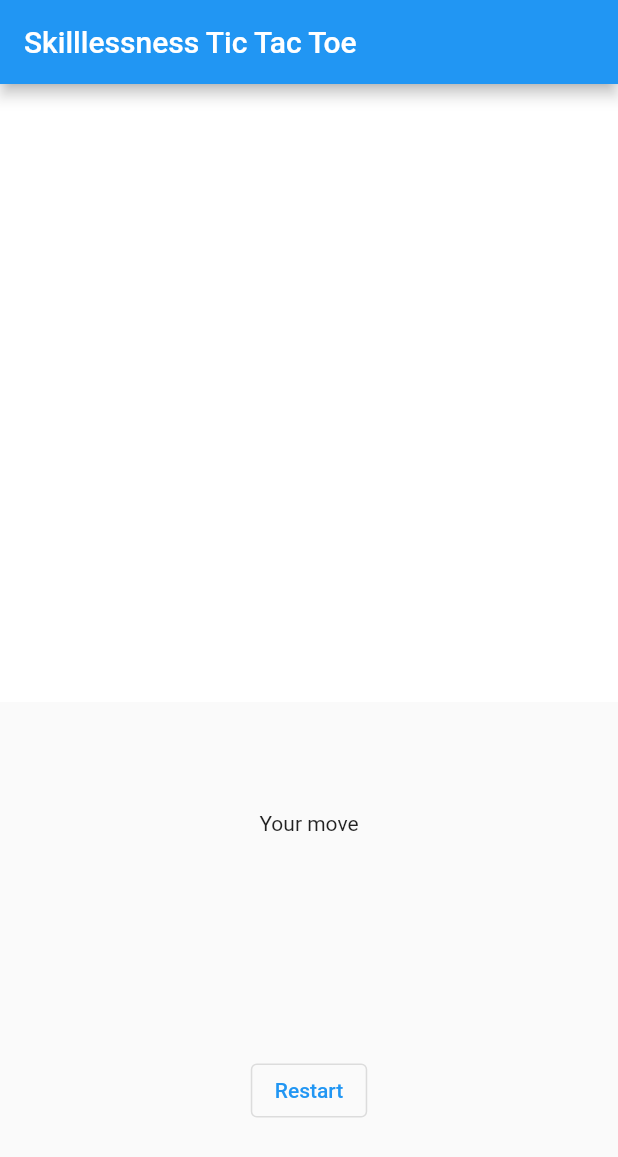
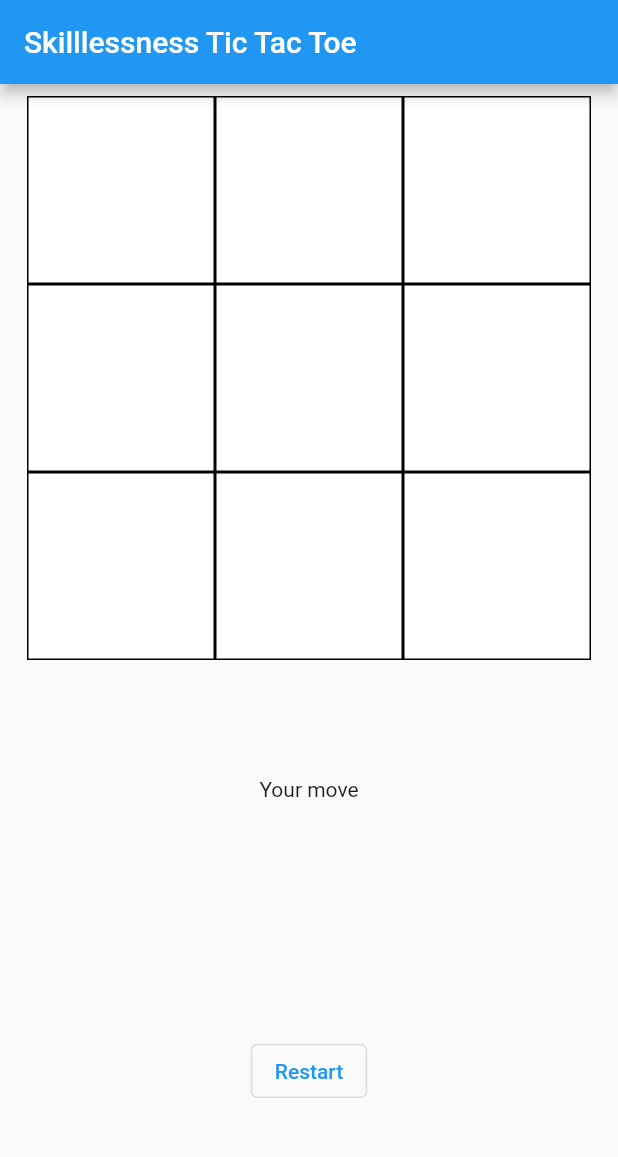
Before and after one commit to Skilllessness/flutter_tic_tac_toe, a Flutter app: the screen it shows after launch, on a phone screen of 412 x 824 dp. Shown: the top 1157 px of the screen. Run offline on Flutter 3.47's test engine with Material 2 defaults, Android fonts, the phone set to English and light mode, and no system bars.

Commit message:
some UI improvements

```diff
--- a/lib/main.dart
+++ b/lib/main.dart
@@ -66,24 +66,34 @@ class _MyHomePageState extends State<MyHomePage> {
           "Skilllessness Tic Tac Toe",
         ),
       ),
-      body: OrientationBuilder(
+      body: Padding(
+        padding: const EdgeInsets.all(8.0),
+        child: OrientationBuilder(
           builder: (context, orientation) {
             final children = [
-            AspectRatio(
+              Expanded(
+                child: Center(
+                  child: AspectRatio(
                     aspectRatio: 1,
                     child: GridView.count(
                       crossAxisCount: 3,
                       children: [
                         for (var i = 0; i < 9; i++)
-                    Material(
+                          Container(
+                            decoration: BoxDecoration(
+                              border: Border.all(
+                                color: Colors.black,
+                                width: 1,
+                              ),
                               color: tiles[i] == 0
                                   ? Colors.white
                                   : tiles[i] == 1
                                       ? Colors.green
                                       : Colors.yellow,
+                            ),
                             child: InkWell(
-                        onTap:
-                            (currentState == GameState.playing && tiles[i] == 0)
+                              onTap: (currentState == GameState.playing &&
+                                      tiles[i] == 0)
                                   ? () {
                                       if (isPlayersTurn) {
                                         setState(() {
@@ -110,9 +120,12 @@ class _MyHomePageState extends State<MyHomePage> {
                       ],
                     ),
                   ),
-            Flexible(
+                ),
+              ),
+              Expanded(
                 child: Column(
                   mainAxisAlignment: MainAxisAlignment.spaceAround,
+                  crossAxisAlignment: CrossAxisAlignment.center,
                   children: [
                     Text(gameStateText),
                     OutlinedButton(
@@ -127,15 +140,17 @@ class _MyHomePageState extends State<MyHomePage> {
                 ),
               )
             ];
-          if (orientation == Orientation.landscape) {
+            if (orientation == Orientation.portrait) {
+              return Column(
+                crossAxisAlignment: CrossAxisAlignment.center,
+                children: children,
+              );
+            }
             return Row(
               children: children,
             );
-          }
-          return Column(
-            children: children,
-          );
           },
+        ),
       ),
     );
   }
```
Lines whose indentation alone changed are shown as unchanged.
